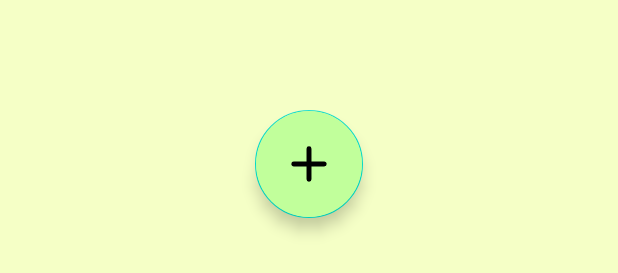
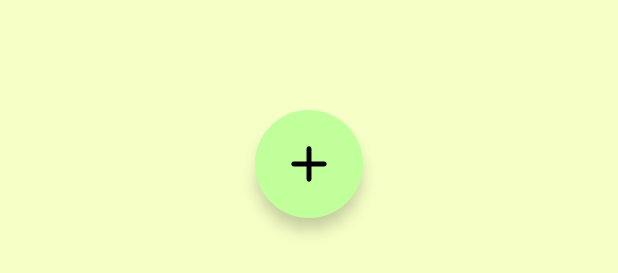
Before and after one commit to The-uncanny-valley/UnicornShoppingList, an Android app: the layout fragment_notes_list.xml on its own in the app's theme, with its tools: preview values and no code run, on a phone screen of 412 x 824 dp. Shown: the part 910-1183 px from the top of the screen. Run offline under Robolectric (Android 15) with nearby library versions, the phone set to English and light mode, and no system bars.

Commit message:
refactor: rename FAB button for clarity
style(fab): remove green border

```diff
--- a/app/src/main/java/com/example/unicornshoppinglist/NotesListFragment.java
+++ b/app/src/main/java/com/example/unicornshoppinglist/NotesListFragment.java
@@ -41,7 +41,7 @@ public class NotesListFragment extends Fragment {
         super.onViewCreated(view, savedInstanceState);
 
         recyclerViewNotes = view.findViewById(R.id.recyclerViewNotes);
-        buttonAddNote = view.findViewById(R.id.buttonAddNote);
+        buttonAddNote = view.findViewById(R.id.buttonAddItem);
 
         notesAdapter = new NotesAdapter();
 
--- a/app/src/main/res/layout/fragment_notes_list.xml
+++ b/app/src/main/res/layout/fragment_notes_list.xml
@@ -20,12 +20,13 @@
         tools:listitem="@layout/note_item" />
 
     <com.google.android.material.floatingactionbutton.FloatingActionButton
-        android:id="@+id/buttonAddNote"
+        android:id="@+id/buttonAddItem"
         android:layout_width="wrap_content"
         android:layout_height="wrap_content"
         android:layout_marginBottom="72dp"
         android:backgroundTint="@color/primary"
         android:contentDescription="@string/add_item"
+        app:borderWidth="0dp"
         app:fabCustomSize="72dp"
         app:layout_constraintBottom_toBottomOf="parent"
         app:layout_constraintEnd_toEndOf="parent"
```
